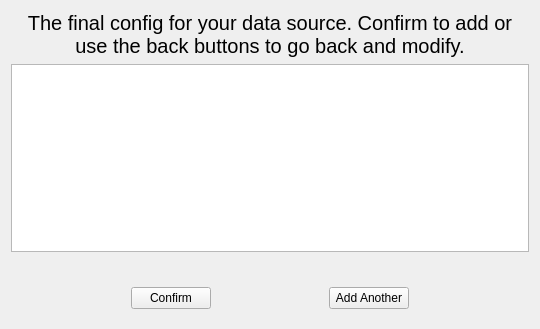
This is howdyCoder/ui/qtUiFiles/createDataSourceConfirmPage.ui in rmallow/howdyCoder as Qt 5 draws it before an edit. The edited form follows.
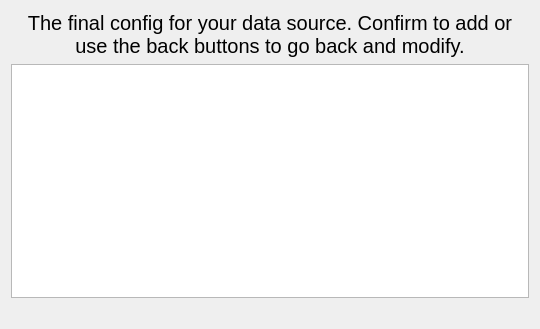
This is the edited form.

The edit to the form file:
```diff
--- a/howdyCoder/ui/qtUiFiles/createDataSourceConfirmPage.ui
+++ b/howdyCoder/ui/qtUiFiles/createDataSourceConfirmPage.ui
@@ -57,65 +57,6 @@
      </property>
     </widget>
    </item>
-   <item>
-    <widget class="QWidget" name="buttonWidget" native="true">
-     <layout class="QHBoxLayout" name="horizontalLayout">
-      <item>
-       <spacer name="horizontalSpacer">
-        <property name="orientation">
-         <enum>Qt::Horizontal</enum>
-        </property>
-        <property name="sizeHint" stdset="0">
-         <size>
-          <width>40</width>
-          <height>20</height>
-         </size>
-        </property>
-       </spacer>
-      </item>
-      <item>
-       <widget class="QPushButton" name="confirmButton">
-        <property name="text">
-         <string>Confirm</string>
-        </property>
-       </widget>
-      </item>
-      <item>
-       <spacer name="horizontalSpacer_3">
-        <property name="orientation">
-         <enum>Qt::Horizontal</enum>
-        </property>
-        <property name="sizeHint" stdset="0">
-         <size>
-          <width>40</width>
-          <height>20</height>
-         </size>
-        </property>
-       </spacer>
-      </item>
-      <item>
-       <widget class="QPushButton" name="addButton">
-        <property name="text">
-         <string>Add Another</string>
-        </property>
-       </widget>
-      </item>
-      <item>
-       <spacer name="horizontalSpacer_2">
-        <property name="orientation">
-         <enum>Qt::Horizontal</enum>
-        </property>
-        <property name="sizeHint" stdset="0">
-         <size>
-          <width>40</width>
-          <height>20</height>
-         </size>
-        </property>
-       </spacer>
-      </item>
-     </layout>
-    </widget>
-   </item>
   </layout>
  </widget>
  <resources/>
```
